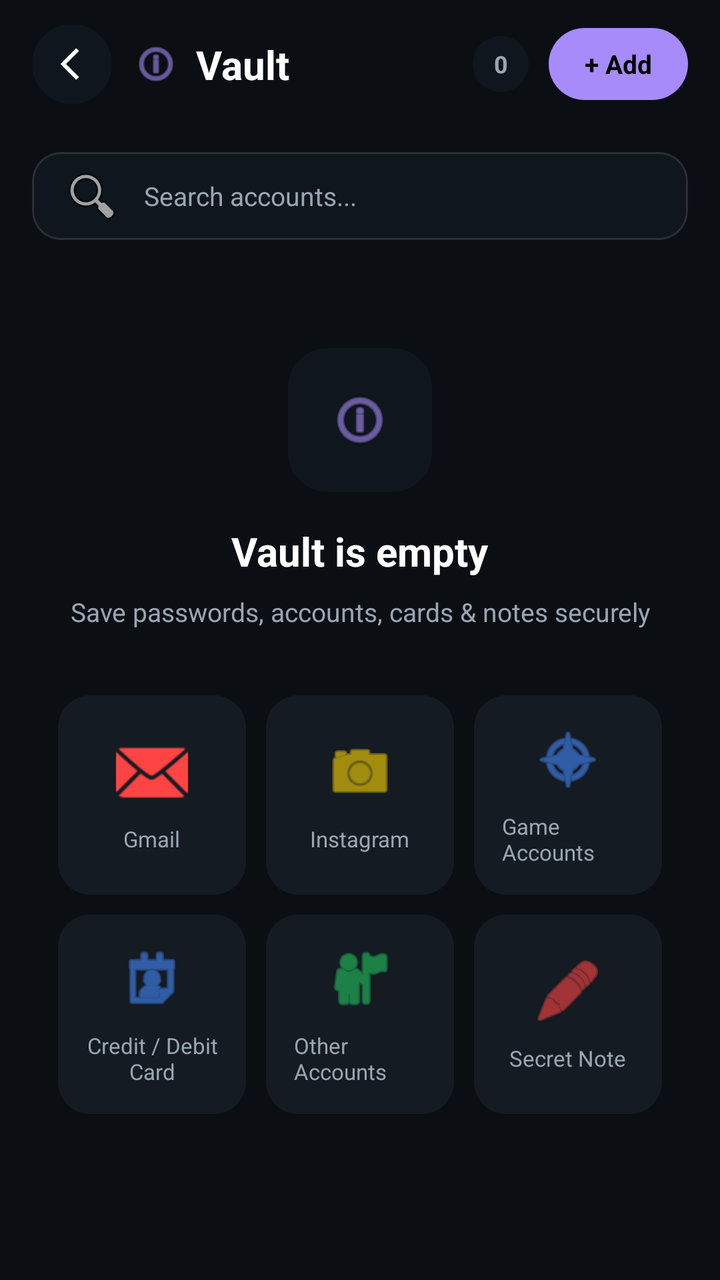
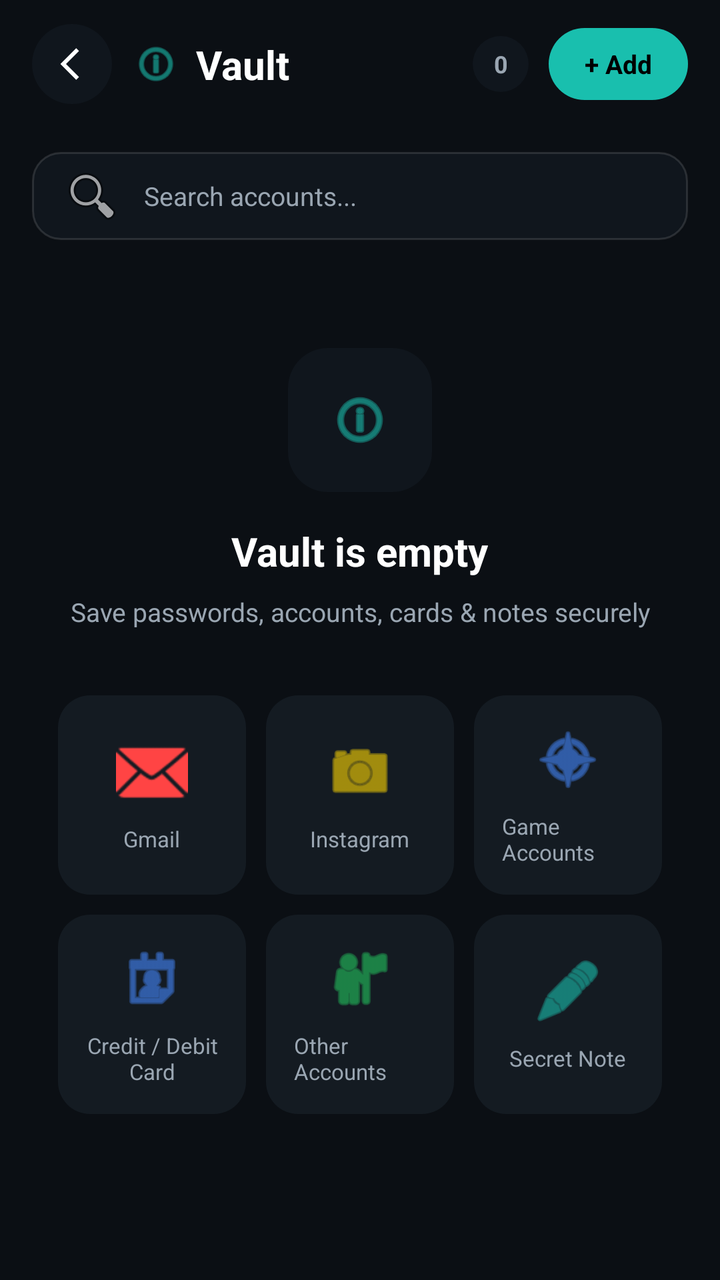

Two renders of the same Android screen: before a commit and after it. Below are the layout's source before the change and the commit's diff.
<!-- AndroidManifest.xml: application theme Theme.AppCompat.NoActionBar -->
<!-- res/layout/activity_vault.xml -->
<?xml version="1.0" encoding="utf-8"?>
<androidx.constraintlayout.widget.ConstraintLayout xmlns:android="http://schemas.android.com/apk/res/android"
    xmlns:app="http://schemas.android.com/apk/res-auto"
    android:layout_width="match_parent"
    android:layout_height="match_parent"
    android:background="@color/menu_bg">

    
    <androidx.constraintlayout.widget.ConstraintLayout
        android:id="@+id/headerBar"
        android:layout_width="0dp"
        android:layout_height="64dp"
        android:paddingStart="16dp"
        android:paddingEnd="16dp"
        app:layout_constraintTop_toTopOf="parent"
        app:layout_constraintStart_toStartOf="parent"
        app:layout_constraintEnd_toEndOf="parent">

        
        <ImageButton
            android:id="@+id/backButton"
            android:layout_width="40dp"
            android:layout_height="40dp"
            android:background="@drawable/bg_cal_circle_button"
            android:contentDescription="Back"
            android:scaleType="center"
            android:src="@drawable/ic_chevron_left_simple"
            android:tint="@color/menu_text_primary"
            app:layout_constraintStart_toStartOf="parent"
            app:layout_constraintTop_toTopOf="parent"
            app:layout_constraintBottom_toBottomOf="parent" />

        
        <ImageView
            android:id="@+id/vaultIcon"
            android:layout_width="24dp"
            android:layout_height="24dp"
            android:layout_marginStart="10dp"
            android:src="@android:drawable/ic_menu_info_details"
            android:tint="@color/vault_accent"
            app:layout_constraintStart_toEndOf="@+id/backButton"
            app:layout_constraintTop_toTopOf="parent"
            app:layout_constraintBottom_toBottomOf="parent" />

        
        <TextView
            android:id="@+id/vaultTitle"
            android:layout_width="0dp"
            android:layout_height="wrap_content"
            android:layout_marginStart="8dp"
            android:text="Vault"
            android:textColor="@color/menu_text_primary"
            android:textSize="20sp"
            android:textStyle="bold"
            app:layout_constraintStart_toEndOf="@+id/vaultIcon"
            app:layout_constraintEnd_toStartOf="@+id/vaultBadge"
            app:layout_constraintTop_toTopOf="parent"
            app:layout_constraintBottom_toBottomOf="parent" />

        
        <TextView
            android:id="@+id/vaultBadge"
            android:layout_width="28dp"
            android:layout_height="28dp"
            android:gravity="center"
            android:background="@drawable/bg_vault_badge"
            android:text="0"
            android:textColor="@color/menu_text_secondary"
            android:textSize="12sp"
            android:textStyle="bold"
            android:layout_marginEnd="10dp"
            app:layout_constraintEnd_toStartOf="@+id/addButton"
            app:layout_constraintTop_toTopOf="parent"
            app:layout_constraintBottom_toBottomOf="parent" />

        
        <TextView
            android:id="@+id/addButton"
            android:layout_width="wrap_content"
            android:layout_height="36dp"
            android:gravity="center"
            android:paddingStart="18dp"
            android:paddingEnd="18dp"
            android:background="@drawable/bg_vault_pill_purple"
            android:text="+ Add"
            android:textColor="@color/black"
            android:textSize="13sp"
            android:textStyle="bold"
            app:layout_constraintEnd_toEndOf="parent"
            app:layout_constraintTop_toTopOf="parent"
            app:layout_constraintBottom_toBottomOf="parent" />

    </androidx.constraintlayout.widget.ConstraintLayout>

    
    <EditText
        android:id="@+id/searchInput"
        android:layout_width="0dp"
        android:layout_height="44dp"
        android:layout_marginStart="16dp"
        android:layout_marginEnd="16dp"
        android:layout_marginTop="12dp"
        android:background="@drawable/bg_login_input"
        android:drawableStart="@android:drawable/ic_menu_search"
        android:drawablePadding="10dp"
        android:paddingStart="14dp"
        android:paddingEnd="14dp"
        android:hint="Search accounts..."
        android:inputType="text"
        android:maxLines="1"
        android:textColor="@color/menu_text_primary"
        android:textColorHint="@color/menu_text_secondary"
        android:textSize="13sp"
        app:layout_constraintTop_toBottomOf="@+id/headerBar"
        app:layout_constraintStart_toStartOf="parent"
        app:layout_constraintEnd_toEndOf="parent" />

    
    <FrameLayout
        android:layout_width="0dp"
        android:layout_height="0dp"
        app:layout_constraintTop_toBottomOf="@+id/searchInput"
        app:layout_constraintBottom_toBottomOf="parent"
        app:layout_constraintStart_toStartOf="parent"
        app:layout_constraintEnd_toEndOf="parent">

        
        <ScrollView
            android:id="@+id/vaultEntriesScroll"
            android:layout_width="match_parent"
            android:layout_height="match_parent"
            android:fillViewport="true"
            android:visibility="gone">

            <LinearLayout
                android:id="@+id/vaultEntriesContainer"
                android:layout_width="match_parent"
                android:layout_height="wrap_content"
                android:orientation="vertical"
                android:padding="16dp" />

        </ScrollView>

        
        <ScrollView
            android:id="@+id/vaultEmptyState"
            android:layout_width="match_parent"
            android:layout_height="match_parent"
            android:fillViewport="true"
            android:visibility="visible">

        <LinearLayout
            android:layout_width="match_parent"
            android:layout_height="wrap_content"
            android:orientation="vertical"
            android:gravity="center_horizontal"
            android:padding="24dp">

            
            <LinearLayout
                android:layout_width="72dp"
                android:layout_height="72dp"
                android:gravity="center"
                android:background="@drawable/bg_vault_empty_tile"
                android:layout_marginTop="30dp">

                <ImageView
                    android:layout_width="32dp"
                    android:layout_height="32dp"
                    android:src="@android:drawable/ic_menu_info_details"
                    android:tint="@color/vault_accent" />
            </LinearLayout>

            
            <TextView
                android:layout_width="wrap_content"
                android:layout_height="wrap_content"
                android:layout_marginTop="16dp"
                android:text="Vault is empty"
                android:textColor="@color/menu_text_primary"
                android:textSize="20sp"
                android:textStyle="bold" />

            
            <TextView
                android:layout_width="wrap_content"
                android:layout_height="wrap_content"
                android:layout_marginTop="8dp"
                android:text="Save passwords, accounts, cards &amp; notes securely"
                android:textColor="@color/menu_text_secondary"
                android:textSize="13sp"
                android:gravity="center" />

            
            <GridLayout
                android:layout_width="match_parent"
                android:layout_height="wrap_content"
                android:layout_marginTop="28dp"
                android:columnCount="3"
                android:rowCount="2"
                android:useDefaultMargins="false">

                
                <LinearLayout
                    android:id="@+id/cardGmail"
                    android:layout_width="0dp"
                    android:layout_height="wrap_content"
                    android:layout_columnWeight="1"
                    android:layout_rowWeight="1"
                    android:layout_margin="5dp"
                    android:gravity="center"
                    android:orientation="vertical"
                    android:padding="14dp"
                    android:background="@drawable/bg_vault_card"
                    android:clickable="true"
                    android:focusable="true">

                    <ImageView
                        android:layout_width="36dp"
                        android:layout_height="36dp"
                        android:src="@android:drawable/ic_dialog_email"
                        android:tint="#FFFF4444" />

                    <TextView
                        android:layout_width="wrap_content"
                        android:layout_height="wrap_content"
                        android:layout_marginTop="8dp"
                        android:text="Gmail"
                        android:textColor="@color/menu_text_secondary"
                        android:textSize="11sp" />
                </LinearLayout>

                
                <LinearLayout
                    android:id="@+id/cardInstagram"
                    android:layout_width="0dp"
                    android:layout_height="wrap_content"
                    android:layout_columnWeight="1"
                    android:layout_rowWeight="1"
                    android:layout_margin="5dp"
                    android:gravity="center"
                    android:orientation="vertical"
                    android:padding="14dp"
                    android:background="@drawable/bg_vault_card"
                    android:clickable="true"
                    android:focusable="true">

                    <ImageView
                        android:layout_width="36dp"
                        android:layout_height="36dp"
                        android:src="@android:drawable/ic_menu_camera"
                        android:tint="#FFFFD700" />

                    <TextView
                        android:layout_width="wrap_content"
                        android:layout_height="wrap_content"
                        android:layout_marginTop="8dp"
                        android:text="Instagram"
                        android:textColor="@color/menu_text_secondary"
                        android:textSize="11sp" />
                </LinearLayout>

                
                <LinearLayout
                    android:id="@+id/cardBanking"
                    android:layout_width="0dp"
                    android:layout_height="wrap_content"
                    android:layout_columnWeight="1"
                    android:layout_rowWeight="1"
                    android:layout_margin="5dp"
                    android:gravity="center"
                    android:orientation="vertical"
                    android:padding="14dp"
                    android:background="@drawable/bg_vault_card"
                    android:clickable="true"
                    android:focusable="true">

                    <ImageView
                        android:layout_width="36dp"
                        android:layout_height="36dp"
                        android:src="@android:drawable/ic_menu_compass"
                        android:tint="#FF4488FF" />

                    <TextView
                        android:layout_width="wrap_content"
                        android:layout_height="wrap_content"
                        android:layout_marginTop="8dp"
                        android:text="Game Accounts"
                        android:textColor="@color/menu_text_secondary"
                        android:textSize="11sp" />
                </LinearLayout>

                
                <LinearLayout
                    android:id="@+id/cardCreditCard"
                    android:layout_width="0dp"
                    android:layout_height="wrap_content"
                    android:layout_columnWeight="1"
                    android:layout_rowWeight="1"
                    android:layout_margin="5dp"
                    android:gravity="center"
                    android:orientation="vertical"
                    android:padding="14dp"
                    android:background="@drawable/bg_vault_card"
                    android:clickable="true"
                    android:focusable="true">

                    <ImageView
                        android:layout_width="36dp"
                        android:layout_height="36dp"
android:src="@android:drawable/ic_menu_my_calendar"
                        android:tint="#FF4488FF" />

                    <TextView
                        android:layout_width="wrap_content"
                        android:layout_height="wrap_content"
                        android:layout_marginTop="8dp"
                        android:text="Credit / Debit Card"
                        android:textColor="@color/menu_text_secondary"
                        android:textSize="11sp"
                        android:gravity="center" />
                </LinearLayout>

                
                <LinearLayout
                    android:id="@+id/cardWifi"
                    android:layout_width="0dp"
                    android:layout_height="wrap_content"
                    android:layout_columnWeight="1"
                    android:layout_rowWeight="1"
                    android:layout_margin="5dp"
                    android:gravity="center"
                    android:orientation="vertical"
                    android:padding="14dp"
                    android:background="@drawable/bg_vault_card"
                    android:clickable="true"
                    android:focusable="true">

                    <ImageView
                        android:layout_width="36dp"
                        android:layout_height="36dp"
android:src="@android:drawable/ic_menu_myplaces"
                        android:tint="#FF22C55E" />

                    <TextView
                        android:layout_width="wrap_content"
                        android:layout_height="wrap_content"
                        android:layout_marginTop="8dp"
                        android:text="Other Accounts"
                        android:textColor="@color/menu_text_secondary"
                        android:textSize="11sp" />
                </LinearLayout>

                
                <LinearLayout
                    android:id="@+id/cardSecretNote"
                    android:layout_width="0dp"
                    android:layout_height="wrap_content"
                    android:layout_columnWeight="1"
                    android:layout_rowWeight="1"
                    android:layout_margin="5dp"
                    android:gravity="center"
                    android:orientation="vertical"
                    android:padding="14dp"
                    android:background="@drawable/bg_vault_card"
                    android:clickable="true"
                    android:focusable="true">

                    <ImageView
                        android:layout_width="36dp"
                        android:layout_height="36dp"
                        android:src="@android:drawable/ic_menu_edit"
                        android:tint="#FFFF4444" />

                    <TextView
                        android:layout_width="wrap_content"
                        android:layout_height="wrap_content"
                        android:layout_marginTop="8dp"
                        android:text="Secret Note"
                        android:textColor="@color/menu_text_secondary"
                        android:textSize="11sp" />
                </LinearLayout>

            </GridLayout>

        </LinearLayout>

    </ScrollView>

    </FrameLayout>

</androidx.constraintlayout.widget.ConstraintLayout>
<!-- resources referenced by this layout -->
<resources>
  <color name="black">#FF000000</color>
  <color name="menu_bg">#FF0B0F14</color>
  <color name="menu_text_primary">#FFFFFFFF</color>
  <color name="menu_text_secondary">#FF9AA6B2</color>
  <color name="vault_accent">#FFA78BFA</color>
  <!-- drawable bg_cal_circle_button (drawable) -->
  <?xml version="1.0" encoding="utf-8"?>
  <shape xmlns:android="http://schemas.android.com/apk/res/android" android:shape="oval">
      <solid android:color="@color/menu_surface_alt" />
  </shape>
  <!-- drawable bg_login_input (drawable) -->
  <?xml version="1.0" encoding="utf-8"?>
  <shape xmlns:android="http://schemas.android.com/apk/res/android">
      <solid android:color="@color/menu_surface_alt" />
      <corners android:radius="14dp" />
      <stroke android:width="1dp" android:color="#1FFFFFFF" />
  </shape>
  <!-- drawable bg_vault_badge (drawable) -->
  <?xml version="1.0" encoding="utf-8"?>
  <shape xmlns:android="http://schemas.android.com/apk/res/android">
      <solid android:color="@color/menu_surface_alt" />
      <corners android:radius="50dp" />
  </shape>
  <!-- drawable bg_vault_card (drawable) -->
  <?xml version="1.0" encoding="utf-8"?>
  <shape xmlns:android="http://schemas.android.com/apk/res/android">
      <solid android:color="@color/menu_surface" />
      <corners android:radius="16dp" />
  </shape>
  <!-- drawable bg_vault_empty_tile (drawable) -->
  <?xml version="1.0" encoding="utf-8"?>
  <shape xmlns:android="http://schemas.android.com/apk/res/android">
      <solid android:color="@color/menu_surface_alt" />
      <corners android:radius="20dp" />
  </shape>
  <!-- drawable bg_vault_pill_purple (drawable) -->
  <?xml version="1.0" encoding="utf-8"?>
  <shape xmlns:android="http://schemas.android.com/apk/res/android">
      <solid android:color="@color/vault_accent" />
      <corners android:radius="24dp" />
  </shape>
  <!-- drawable ic_chevron_left_simple (drawable) -->
  <?xml version="1.0" encoding="utf-8"?>
  <vector xmlns:android="http://schemas.android.com/apk/res/android"
      android:width="24dp"
      android:height="24dp"
      android:viewportWidth="24"
      android:viewportHeight="24">
      <path
          android:fillColor="#FFFFFFFF"
          android:pathData="M15.5,5.5 L9,12 L15.5,18.5 L14.1,19.9 L6.2,12 L14.1,4.1 Z" />
  </vector>
  <color name="menu_surface_alt">#FF10161D</color>
  <color name="menu_surface">#FF141B22</color>
</resources>

<!-- the commit's change to res/layout/activity_vault.xml (unified diff, before → after) -->
@@ -370,7 +370,7 @@ android:src="@android:drawable/ic_menu_myplaces"
                         android:layout_width="36dp"
                         android:layout_height="36dp"
                         android:src="@android:drawable/ic_menu_edit"
-                        android:tint="#FFFF4444" />
+                        android:tint="@color/vault_accent" />
 
                     <TextView
                         android:layout_width="wrap_content"
<!-- resource entries referenced after the edit -->
@@ -4,7 +4,7 @@
   <color name="menu_bg">#FF0B0F14</color>
   <color name="menu_text_primary">#FFFFFFFF</color>
   <color name="menu_text_secondary">#FF9AA6B2</color>
-  <color name="vault_accent">#FFA78BFA</color>
+  <color name="vault_accent">@color/menu_teal</color>
   <!-- drawable bg_cal_circle_button (drawable) -->
   <?xml version="1.0" encoding="utf-8"?>
   <shape xmlns:android="http://schemas.android.com/apk/res/android" android:shape="oval">
@@ -52,6 +52,7 @@
           android:fillColor="#FFFFFFFF"
           android:pathData="M15.5,5.5 L9,12 L15.5,18.5 L14.1,19.9 L6.2,12 L14.1,4.1 Z" />
   </vector>
+  <color name="menu_teal">#FF19BFAE</color>
   <color name="menu_surface_alt">#FF10161D</color>
   <color name="menu_surface">#FF141B22</color>
 </resources>
